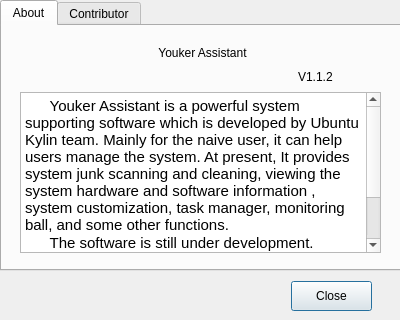
Before: the Qt Designer form src/aboutdialog.ui in UbuntuKylin/youker-assistant, drawn with Qt 5.
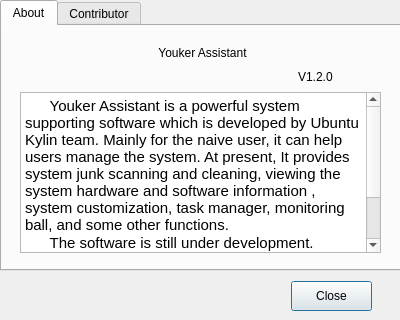
After: the same form once the commit is applied. The open tabs and pages were chosen to show the change. Icons and pictures are not drawn.

The edit to the form file:
```diff
--- a/src/aboutdialog.ui
+++ b/src/aboutdialog.ui
@@ -83,7 +83,7 @@
       </rect>
      </property>
      <property name="text">
-      <string>V1.1.2</string>
+      <string>V1.2.0</string>
      </property>
     </widget>
     <widget class="QTextEdit" name="textEdit">
```
Left out of the diff: 2 changed lines with no effect on the pictures.
